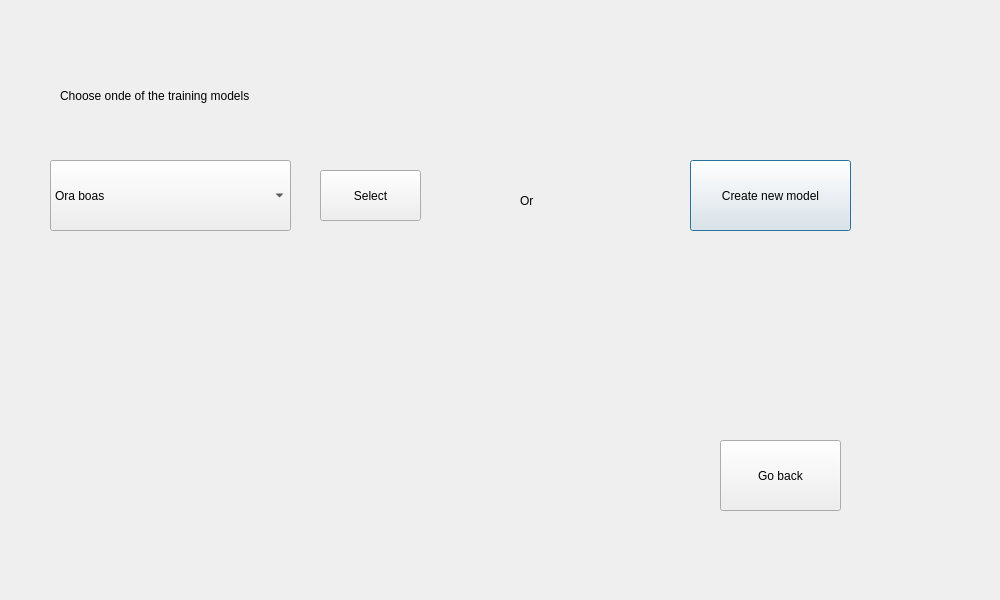
Before: the Qt Designer form src/guinewtraining.ui in jbento12/projectESRG, drawn with Qt 5.
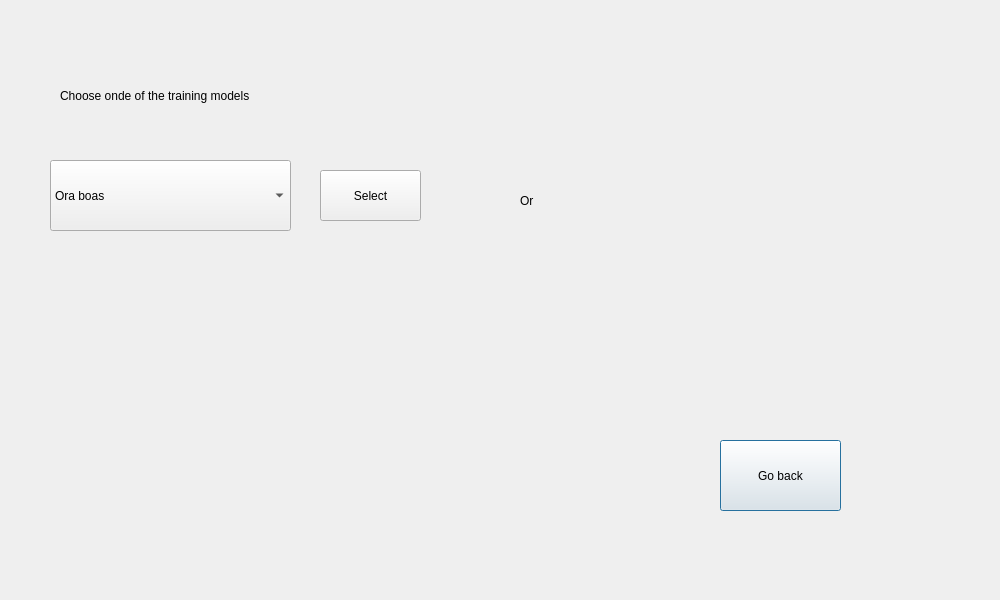
After: the same form once the commit is applied.

Commit message: Create new model

The edit to the form file:
```diff
--- a/src/guinewtraining.ui
+++ b/src/guinewtraining.ui
@@ -39,19 +39,6 @@
     <string>Or</string>
    </property>
   </widget>
-  <widget class="QPushButton" name="push_CreatModel">
-   <property name="geometry">
-    <rect>
-     <x>690</x>
-     <y>160</y>
-     <width>161</width>
-     <height>71</height>
-    </rect>
-   </property>
-   <property name="text">
-    <string>Create new model</string>
-   </property>
-  </widget>
   <widget class="QComboBox" name="comboBox_ChooseTrain">
    <property name="geometry">
     <rect>
```
The commit also changes 9 other files.
